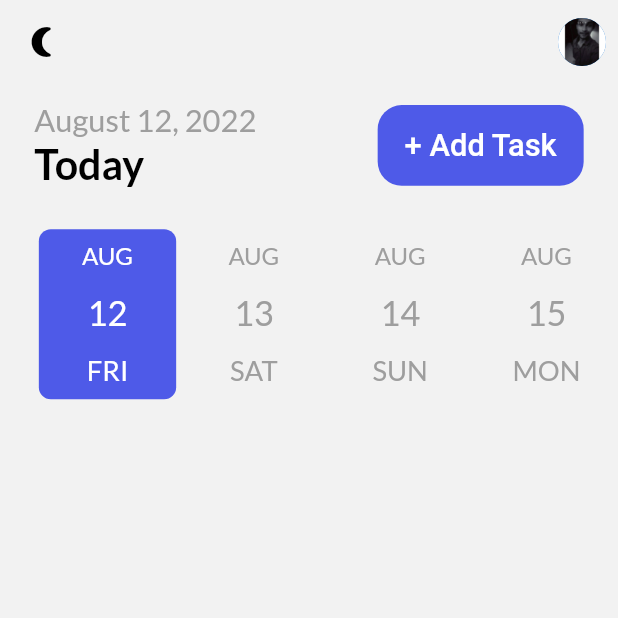
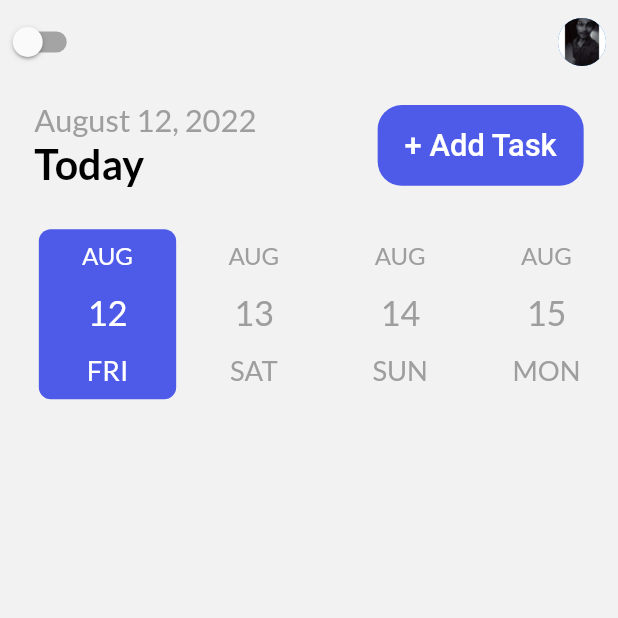
Before and after one commit to ZainNaqvi/Birthday-reminder-sqflite, a Flutter app: the screen it shows after launch, on a phone screen of 412 x 824 dp, the top half of it. Run offline on Flutter 3.47's test engine with Material 2 defaults, Android fonts, the phone set to English and light mode, and no system bars; drawn by our look-alikes of date_picker_timeline; our stand-ins replace flutter_local_notifications, flutter_native_timezone, flutter_screenutil, flutter_staggered_animations, get, get_storage and 5 more; accounts and stored records are empty.

Commit message:
Hive setup for changing theme

```diff
--- a/lib/main.dart
+++ b/lib/main.dart
@@ -4,15 +4,17 @@ import 'package:example_todo_sqflite/services/theme_services.dart';
 import 'package:example_todo_sqflite/themes.dart';
 import 'package:example_todo_sqflite/ui/home_page.dart';
 import 'package:flutter/material.dart';
-import 'package:flutter_local_notifications/flutter_local_notifications.dart';
 import 'package:flutter_screenutil/flutter_screenutil.dart';
 import 'package:get/get_navigation/src/root/get_material_app.dart';
 import 'package:get_storage/get_storage.dart';
-
+import 'package:hive/hive.dart';
+import 'package:hive_flutter/hive_flutter.dart';
 void main() async {
   WidgetsFlutterBinding.ensureInitialized();
   await DBHelper.initDb();
   await GetStorage.init();
+  await Hive.initFlutter();
+  await Hive.openBox('themedata');
   runApp(const MyApp());
 }
 
@@ -25,13 +27,22 @@ class MyApp extends StatelessWidget {
         minTextAdapt: true,
         splitScreenMode: true,
         builder: (context, child) {
-          return GetMaterialApp(
-            debugShowCheckedModeBanner: false,
-            title: 'Flutter Demo',
-            theme: Themes.light,
-            darkTheme: Themes.dark,
-            themeMode: ThemeServices().theme,
-            home: const HomePage(),
+          return ValueListenableBuilder<Box>(
+              valueListenable: Hive.box('themedata').listenable(),
+              builder: (context, box, widget) {
+                var darkMode = box.get('darkmode', defaultValue: false);
+                return GetMaterialApp(
+                  debugShowCheckedModeBanner: false,
+                  title: 'Flutter Demo',
+                  theme: Themes.light,
+                  darkTheme: Themes.dark,
+                  themeMode: darkMode ? ThemeMode.dark : ThemeMode.light,
+                  home: HomePage(
+                    box: box,
+                    darkMode: darkMode,
+                  ),
+                );
+              }
           );
         });
   }
--- a/lib/services/theme_services.dart
+++ b/lib/services/theme_services.dart
@@ -5,8 +5,9 @@ import 'package:get_storage/get_storage.dart';
 class ThemeServices {
   final _box = GetStorage();
   final _key = "isDarkMode";
+
+  bool _loadThemeFromStorage() => _box.read(_key) ?? false;
   _saveThemeInStorage(bool isDarkMode) => _box.write(_key, isDarkMode);
-  bool _loadThemeFromStorage() => _box.read(_key) ?? false;
   ThemeMode get theme =>
       _loadThemeFromStorage() ? ThemeMode.dark : ThemeMode.light;
   void updateTheme() {
--- a/lib/ui/home_page.dart
+++ b/lib/ui/home_page.dart
@@ -12,12 +12,16 @@ import 'package:flutter_screenutil/flutter_screenutil.dart';
 import 'package:flutter_staggered_animations/flutter_staggered_animations.dart';
 import 'package:get/get.dart';
 import 'package:google_fonts/google_fonts.dart';
+import 'package:hive/hive.dart';
 import 'package:intl/intl.dart';
 
 import '../services/notification_services.dart';
 
 class HomePage extends StatefulWidget {
-  const HomePage({Key? key}) : super(key: key);
+  final box;
+  final darkMode;
+  const HomePage({Key? key, required this.box, required this.darkMode})
+      : super(key: key);
 
   @override
   State<HomePage> createState() => _HomePageState();
@@ -311,23 +315,17 @@ class _HomePageState extends State<HomePage> {
     return AppBar(
       elevation: 0,
       backgroundColor: Theme.of(context).backgroundColor,
-      leading: IconButton(
-        onPressed: () async {
-          ThemeServices().updateTheme();
-          notifyHelper.displayNotification(
-            title: "Message",
-            body: Get.isDarkMode
-                ? "Activated Light Theme."
-                : "Activated Dark Theme",
-          );
+      leading: Switch(
+        value: widget.darkMode,
+        onChanged: (value) {
+          widget.box.put('darkmode', value);
+        },
+      ),
 
           // await notifyHelper.scheduledNotification();
-        },
-        icon: Icon(
-          Get.isDarkMode ? Icons.wb_sunny_rounded : Icons.nightlight_round,
-          color: Get.isDarkMode ? Colors.white : Colors.black,
-        ),
-      ),
+
+
+
       actions: [
         IconButton(
           onPressed: () {
--- a/pubspec.yaml
+++ b/pubspec.yaml
@@ -45,7 +45,8 @@ dependencies:
   date_picker_timeline: ^1.2.3
   flutter_staggered_animations: ^1.0.0
   flutter_native_timezone: ^2.0.0
-
+  hive:
+  hive_flutter:
 dev_dependencies:
   flutter_test:
     sdk: flutter
```
Also changed, not shown: pubspec.lock.
